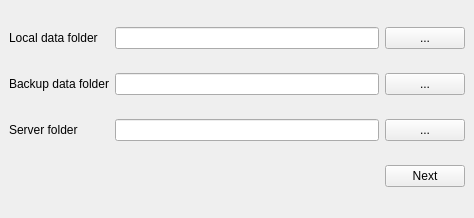
Before: the Qt Designer form src/resources/config.ui in open-AIMS/reefscan_desktop_data_manager, drawn with Qt 5.
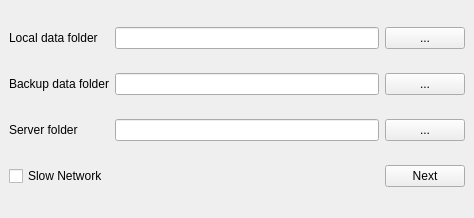
After: the same form once the commit is applied.

The edit to the form file:
```diff
--- a/src/resources/config.ui
+++ b/src/resources/config.ui
@@ -73,6 +73,16 @@
       </property>
      </widget>
     </item>
+    <item row="3" column="0">
+     <widget class="QCheckBox" name="cbSlowNetwork">
+      <property name="text">
+       <string>Slow Network</string>
+      </property>
+      <property name="tristate">
+       <bool>false</bool>
+      </property>
+     </widget>
+    </item>
    </layout>
   </widget>
  </widget>
```
Left out of the diff: 2 changed lines with no effect on the pictures.
